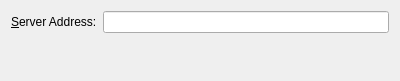
Above: resources/kolabproxy/wizard/kolabwizard.ui from KDE/kdepim-runtime before the change. Below: the same form after it.
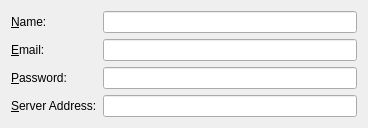
That is the form after the change. Custom widgets are drawn as their Qt base class.

Commit message: - only show the personal data and ISPDB page when setting up email   accounts - adjust the Kolab wizard to also query all relevant information when   not setting up an email account - bring back Kolab server name guessing - enable Sieve by default on Kolab accounts - remove pre-4.5 compat code - set correct IMAP account name in Kolab wizard

Patch:
```diff
--- a/resources/kolabproxy/wizard/kolabwizard.ui
+++ b/resources/kolabproxy/wizard/kolabwizard.ui
@@ -6,15 +6,58 @@
    <rect>
     <x>0</x>
     <y>0</y>
-    <width>400</width>
-    <height>81</height>
+    <width>368</width>
+    <height>124</height>
    </rect>
   </property>
   <layout class="QFormLayout" name="formLayout">
    <property name="fieldGrowthPolicy">
     <enum>QFormLayout::ExpandingFieldsGrow</enum>
    </property>
+   <item row="0" column="0">
+    <widget class="QLabel" name="nameLabel">
+     <property name="text">
+      <string>&amp;Name:</string>
+     </property>
+     <property name="buddy">
+      <cstring>nameEdit</cstring>
+     </property>
+    </widget>
+   </item>
+   <item row="0" column="1">
+    <widget class="KLineEdit" name="nameEdit"/>
+   </item>
    <item row="1" column="0">
+    <widget class="QLabel" name="emailLabel">
+     <property name="text">
+      <string>&amp;Email:</string>
+     </property>
+     <property name="buddy">
+      <cstring>emailEdit</cstring>
+     </property>
+    </widget>
+   </item>
+   <item row="1" column="1">
+    <widget class="KLineEdit" name="emailEdit"/>
+   </item>
+   <item row="2" column="0">
+    <widget class="QLabel" name="passwordLabel">
+     <property name="text">
+      <string>&amp;Password:</string>
+     </property>
+     <property name="buddy">
+      <cstring>passwordEdit</cstring>
+     </property>
+    </widget>
+   </item>
+   <item row="2" column="1">
+    <widget class="KLineEdit" name="passwordEdit">
+     <property name="echoMode">
+      <enum>QLineEdit::Password</enum>
+     </property>
+    </widget>
+   </item>
+   <item row="3" column="0">
     <widget class="QLabel" name="label_2">
      <property name="text">
       <string>&amp;Server Address:</string>
@@ -24,22 +67,9 @@
      </property>
     </widget>
    </item>
-   <item row="1" column="1">
+   <item row="3" column="1">
     <widget class="KLineEdit" name="serverAddress"/>
    </item>
-   <item row="2" column="0">
-    <spacer name="verticalSpacer_2">
-     <property name="orientation">
-      <enum>Qt::Vertical</enum>
-     </property>
-     <property name="sizeHint" stdset="0">
-      <size>
-       <width>20</width>
-       <height>138</height>
-      </size>
-     </property>
-    </spacer>
-   </item>
   </layout>
  </widget>
  <customwidgets>
```
The commit also changes 7 other files.
